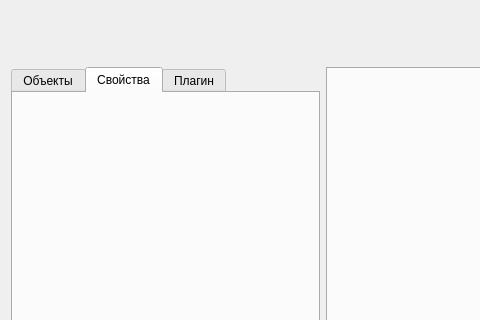
Above: Libraries/EditorForm/src/graphtabwidget.ui from VinTRiZz/GraphEditor before the change; both pictures show x 0 to 480 and y 0 to 320 of the 1265 by 617 pixel window. Below: the same form after it.
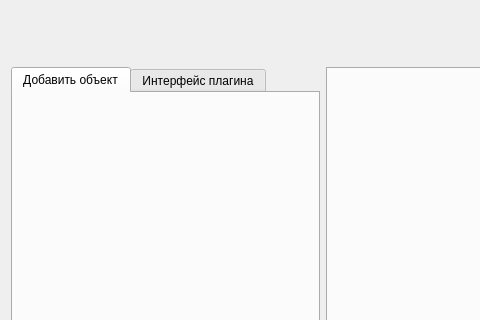
That is the form after the change. The open tabs and pages were chosen to show the change. Custom widgets are drawn as their Qt base class.

Commit message: GraphEditorForm#fix: Убрал лишний сигнал

Diff of the .ui file:
```diff
--- a/Libraries/EditorForm/src/graphtabwidget.ui
+++ b/Libraries/EditorForm/src/graphtabwidget.ui
@@ -46,7 +46,7 @@
        </property>
        <widget class="QWidget" name="add_tab">
         <attribute name="title">
-         <string>Объекты</string>
+         <string>Добавить объект</string>
         </attribute>
         <layout class="QVBoxLayout" name="verticalLayout_4">
          <item>
@@ -54,19 +54,9 @@
          </item>
         </layout>
        </widget>
-       <widget class="QWidget" name="objectProps_tab">
-        <attribute name="title">
-         <string>Свойства</string>
-        </attribute>
-        <layout class="QVBoxLayout" name="verticalLayout_2">
-         <item>
-          <widget class="GraphItemPropertyEditor" name="objectPropertiesForm" native="true"/>
-         </item>
-        </layout>
-       </widget>
        <widget class="QWidget" name="tab">
         <attribute name="title">
-         <string>Плагин</string>
+         <string>Интерфейс плагина</string>
         </attribute>
         <layout class="QVBoxLayout" name="verticalLayout_3">
          <item>
@@ -142,12 +132,6 @@
    <header location="global">GraphWidgets/GraphItemsManager.h</header>
    <container>1</container>
   </customwidget>
-  <customwidget>
-   <class>GraphItemPropertyEditor</class>
-   <extends>QWidget</extends>
-   <header location="global">GraphWidgets/GraphItemPropertyEditor.h</header>
-   <container>1</container>
-  </customwidget>
   <customwidget>
    <class>PluginInteractorWidget</class>
    <extends>QWidget</extends>
```
The commit also changes 2 other files.
